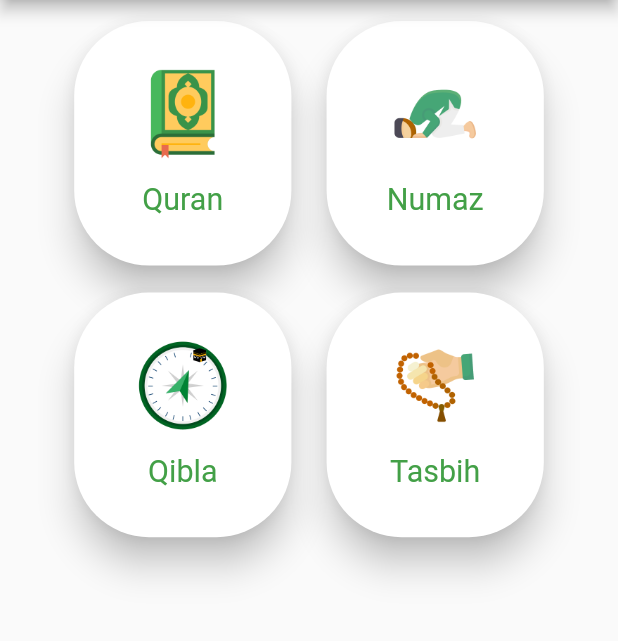
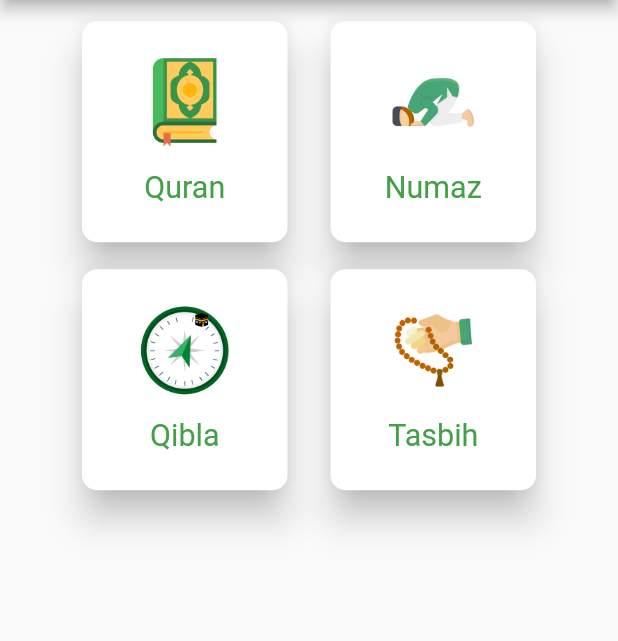
Before and after one commit to Ahmedsab9912/AlMulkApp, a Flutter app: the DashboardPage screen opened directly, on a phone screen of 412 x 824 dp, the part 84-725 px from its top. Run offline on Flutter 3.47's test engine with Material 2 defaults, Android fonts, the phone set to English and light mode, and no system bars; our stand-ins replace geolocator, sensors_plus.

```diff
--- a/lib/Screens/DashboardScreen/DashboardScreen.dart
+++ b/lib/Screens/DashboardScreen/DashboardScreen.dart
@@ -39,13 +39,13 @@ class _DashboardPageState extends State<DashboardPage> {
                      }));
                    },
                      child: Card(
-                       shape: RoundedRectangleBorder(borderRadius: BorderRadius.circular(50)),
+                       shape: RoundedRectangleBorder(borderRadius: BorderRadius.circular(10)),
                        elevation: 10,
                        child: Padding(
                          padding: EdgeInsets.only(bottom: 15,top: 15),
                          child: Container(
-                           height: _hight * .17,
-                           width: _width * .37,
+                           height: _hight * .15,
+                           width: _width * .35,
                            child: Column(
                              mainAxisAlignment: MainAxisAlignment.center,
                              children:  [
@@ -66,13 +66,13 @@ class _DashboardPageState extends State<DashboardPage> {
                      // }));
                    },
                      child: Card(
-                       shape: RoundedRectangleBorder(borderRadius: BorderRadius.circular(50)),
+                       shape: RoundedRectangleBorder(borderRadius: BorderRadius.circular(10)),
                        elevation: 10,
                        child: Padding(
                          padding: EdgeInsets.only(bottom: 15,top: 15),
                          child: Container(
-                           height: _hight * .17,
-                           width: _width * .37,
+                           height: _hight * .15,
+                           width: _width * .35,
                            child: Column(
                              mainAxisAlignment: MainAxisAlignment.center,
                              children:  [
@@ -101,13 +101,13 @@ class _DashboardPageState extends State<DashboardPage> {
                      }));
                    },
                      child: Card(
-                       shape: RoundedRectangleBorder(borderRadius: BorderRadius.circular(50)),
+                       shape: RoundedRectangleBorder(borderRadius: BorderRadius.circular(10)),
                        elevation: 10,
                        child: Padding(
                          padding: EdgeInsets.only(bottom: 15,top: 15),
                          child: Container(
-                           height: _hight * .17,
-                           width: _width * .37,
+                           height: _hight * .15,
+                           width: _width * .35,
                            child: Column(
                              mainAxisAlignment: MainAxisAlignment.center,
                              children:  [
@@ -128,13 +128,13 @@ class _DashboardPageState extends State<DashboardPage> {
                      // }));
                    },
                      child: Card(
-                       shape: RoundedRectangleBorder(borderRadius: BorderRadius.circular(50)),
+                       shape: RoundedRectangleBorder(borderRadius: BorderRadius.circular(10)),
                        elevation: 10,
                        child: Padding(
                          padding: EdgeInsets.only(bottom: 15,top: 15),
                          child: Container(
-                           height: _hight * .17,
-                           width: _width * .37,
+                           height: _hight * .15,
+                           width: _width * .35,
                            child: Column(
                              mainAxisAlignment: MainAxisAlignment.center,
                              children:  [
--- a/lib/main.dart
+++ b/lib/main.dart
@@ -16,7 +16,7 @@ class MyApp extends StatelessWidget {
       theme: ThemeData(
         primarySwatch: Colors.green
       ),
-      home: DashboardPage(),
+      home: SplashScreen(),
     );
   }
 }
```
